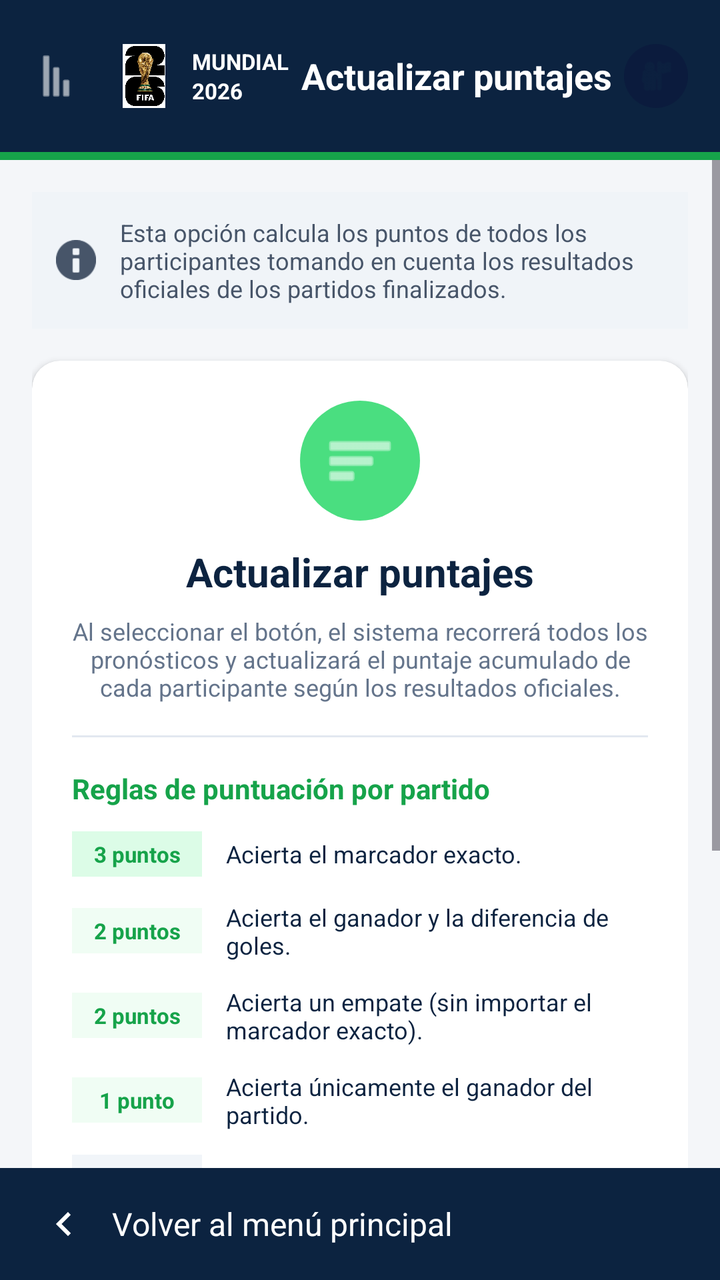
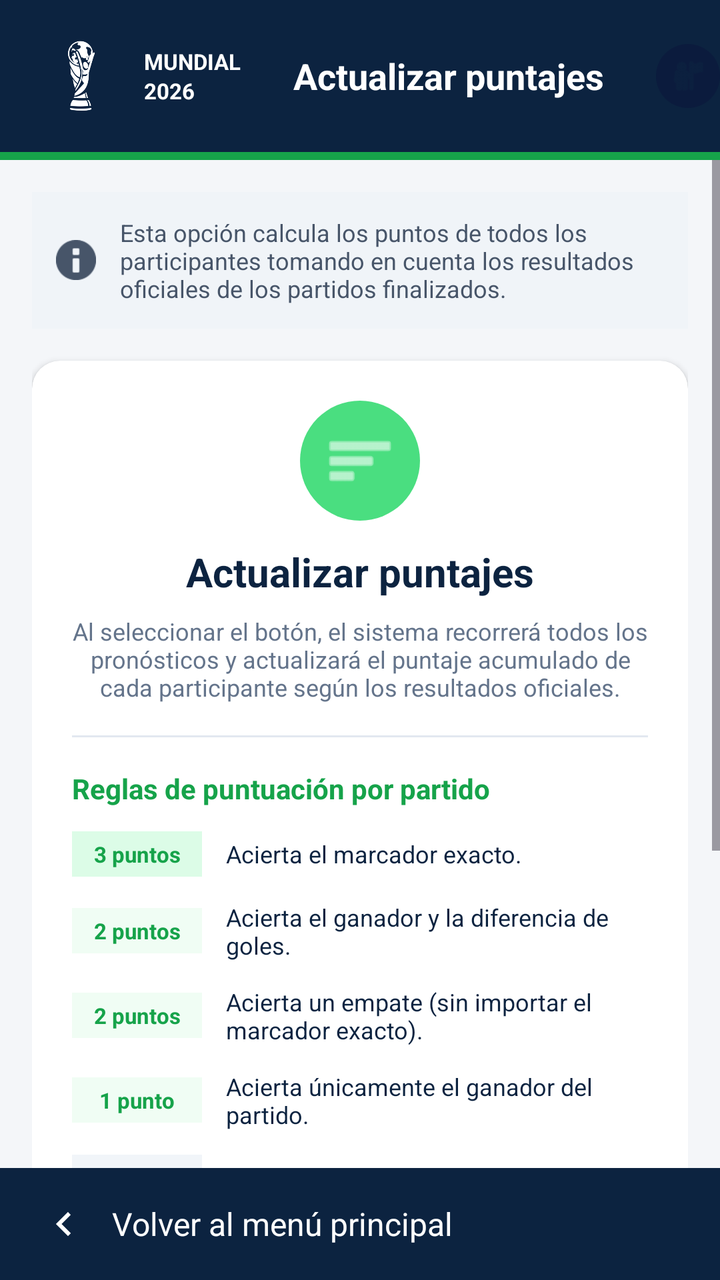

An Android layout rendered at two revisions. The XML below is the earlier revision; the diff shows what the commit changed to produce the second picture.
<!-- AndroidManifest.xml: application theme Theme.POO4_2P_GUERRERO_MARQUEZ_PALAGUACHI -->
<!-- res/layout/activity_actualizar_puntajes.xml -->
<?xml version="1.0" encoding="utf-8"?>
<LinearLayout xmlns:android="http://schemas.android.com/apk/res/android"
    xmlns:app="http://schemas.android.com/apk/res-auto"
    android:id="@+id/main"
    android:layout_width="match_parent"
    android:layout_height="match_parent"
    android:background="#F4F6F9"
    android:orientation="vertical"
    tools:context=".ActualizarPuntajesActivity"
    xmlns:tools="http://schemas.android.com/tools">

    <LinearLayout
        android:layout_width="match_parent"
        android:layout_height="76dp"
        android:background="#0C2340"
        android:gravity="center_vertical"
        android:orientation="horizontal"
        android:paddingHorizontal="16dp">

        <ImageView
            android:layout_width="24dp"
            android:layout_height="24dp"
            android:src="@android:drawable/ic_menu_sort_by_size"
            android:rotation="-90"
            app:tint="#FFFFFF" />

        <ImageView
            android:layout_width="32dp"
            android:layout_height="32dp"
            android:layout_marginStart="16dp"
            android:src="@drawable/logo_mundial_2026" />

        <LinearLayout
            android:layout_width="wrap_content"
            android:layout_height="wrap_content"
            android:layout_marginStart="8dp"
            android:orientation="vertical">

            <TextView
                android:layout_width="wrap_content"
                android:layout_height="wrap_content"
                android:text="MUNDIAL"
                android:textColor="#FFFFFF"
                android:textSize="11sp"
                android:textStyle="bold" />
            <TextView
                android:layout_width="wrap_content"
                android:layout_height="wrap_content"
                android:text="2026"
                android:textColor="#FFFFFF"
                android:textSize="11sp"
                android:textStyle="bold" />
        </LinearLayout>

        <TextView
            android:layout_width="0dp"
            android:layout_height="wrap_content"
            android:layout_weight="1"
            android:gravity="center"
            android:text="Actualizar puntajes"
            android:textColor="#FFFFFF"
            android:textSize="18sp"
            android:textStyle="bold" />

        <ImageView
            android:layout_width="32dp"
            android:layout_height="32dp"
            android:background="@drawable/shape_circle_avatar"
            android:padding="6dp"
            android:src="@android:drawable/ic_menu_myplaces"
            app:tint="#0C2340" />
    </LinearLayout>

    <View
        android:layout_width="match_parent"
        android:layout_height="4dp"
        android:background="#16A34A" />

    <ScrollView
        android:layout_width="match_parent"
        android:layout_height="0dp"
        android:layout_weight="1"
        android:fillViewport="true">

        <LinearLayout
            android:layout_width="match_parent"
            android:layout_height="wrap_content"
            android:orientation="vertical"
            android:padding="16dp">

            <LinearLayout
                android:layout_width="match_parent"
                android:layout_height="wrap_content"
                android:background="#F0F4F8"
                android:padding="12dp"
                android:gravity="center_vertical"
                android:orientation="horizontal">

                <ImageView
                    android:layout_width="20dp"
                    android:layout_height="20dp"
                    android:src="@android:drawable/ic_dialog_info"
                    app:tint="#475569" />

                <TextView
                    android:layout_width="wrap_content"
                    android:layout_height="wrap_content"
                    android:layout_marginStart="12dp"
                    android:text="Esta opción calcula los puntos de todos los participantes tomando en cuenta los resultados oficiales de los partidos finalizados."
                    android:textColor="#475569"
                    android:textSize="12sp" />
            </LinearLayout>

            <androidx.cardview.widget.CardView
                android:layout_width="match_parent"
                android:layout_height="wrap_content"
                android:layout_marginTop="16dp"
                android:layout_marginBottom="16dp"
                app:cardBackgroundColor="#FFFFFF"
                app:cardCornerRadius="14dp"
                app:cardElevation="2dp">

                <LinearLayout
                    android:layout_width="match_parent"
                    android:layout_height="wrap_content"
                    android:orientation="vertical"
                    android:padding="20dp">

                    <ImageView
                        android:layout_width="60dp"
                        android:layout_height="60dp"
                        android:layout_gravity="center"
                        android:src="@android:drawable/ic_menu_sort_by_size"
                        android:background="@drawable/shape_circle_avatar"
                        android:backgroundTint="#4ADE80"
                        android:padding="12dp"
                        app:tint="#FFFFFF" />

                    <TextView
                        android:layout_width="match_parent"
                        android:layout_height="wrap_content"
                        android:layout_marginTop="12dp"
                        android:gravity="center"
                        android:text="Actualizar puntajes"
                        android:textColor="#0C2340"
                        android:textSize="20sp"
                        android:textStyle="bold" />

                    <TextView
                        android:layout_width="match_parent"
                        android:layout_height="wrap_content"
                        android:layout_marginTop="8dp"
                        android:gravity="center"
                        android:text="Al seleccionar el botón, el sistema recorrerá todos los pronósticos y actualizará el puntaje acumulado de cada participante según los resultados oficiales."
                        android:textColor="#64748B"
                        android:textSize="12sp" />

                    <View
                        android:layout_width="match_parent"
                        android:layout_height="1dp"
                        android:layout_marginVertical="16dp"
                        android:background="#E2E8F0" />

                    <TextView
                        android:layout_width="wrap_content"
                        android:layout_height="wrap_content"
                        android:layout_marginBottom="12dp"
                        android:text="Reglas de puntuación por partido"
                        android:textColor="#16A34A"
                        android:textSize="14sp"
                        android:textStyle="bold" />

                    <LinearLayout
                        android:layout_width="match_parent"
                        android:layout_height="wrap_content"
                        android:layout_marginBottom="12dp"
                        android:gravity="center_vertical"
                        android:orientation="horizontal">

                        <TextView
                            android:layout_width="65dp"
                            android:layout_height="wrap_content"
                            android:background="#DCFCE7"
                            android:gravity="center"
                            android:paddingVertical="4dp"
                            android:text="3 puntos"
                            android:textColor="#16A34A"
                            android:textSize="11sp"
                            android:textStyle="bold" />

                        <TextView
                            android:layout_width="wrap_content"
                            android:layout_height="wrap_content"
                            android:layout_marginStart="12dp"
                            android:text="Acierta el marcador exacto."
                            android:textColor="#0C2340"
                            android:textSize="12sp" />
                    </LinearLayout>

                    <LinearLayout
                        android:layout_width="match_parent"
                        android:layout_height="wrap_content"
                        android:layout_marginBottom="12dp"
                        android:gravity="center_vertical"
                        android:orientation="horizontal">

                        <TextView
                            android:layout_width="65dp"
                            android:layout_height="wrap_content"
                            android:background="#F0FDF4"
                            android:gravity="center"
                            android:paddingVertical="4dp"
                            android:text="2 puntos"
                            android:textColor="#16A34A"
                            android:textSize="11sp"
                            android:textStyle="bold" />

                        <TextView
                            android:layout_width="wrap_content"
                            android:layout_height="wrap_content"
                            android:layout_marginStart="12dp"
                            android:text="Acierta el ganador y la diferencia de goles."
                            android:textColor="#0C2340"
                            android:textSize="12sp" />
                    </LinearLayout>

                    <LinearLayout
                        android:layout_width="match_parent"
                        android:layout_height="wrap_content"
                        android:layout_marginBottom="12dp"
                        android:gravity="center_vertical"
                        android:orientation="horizontal">

                        <TextView
                            android:layout_width="65dp"
                            android:layout_height="wrap_content"
                            android:background="#F0FDF4"
                            android:gravity="center"
                            android:paddingVertical="4dp"
                            android:text="2 puntos"
                            android:textColor="#16A34A"
                            android:textSize="11sp"
                            android:textStyle="bold" />

                        <TextView
                            android:layout_width="wrap_content"
                            android:layout_height="wrap_content"
                            android:layout_marginStart="12dp"
                            android:text="Acierta un empate (sin importar el marcador exacto)."
                            android:textColor="#0C2340"
                            android:textSize="12sp" />
                    </LinearLayout>

                    <LinearLayout
                        android:layout_width="match_parent"
                        android:layout_height="wrap_content"
                        android:layout_marginBottom="12dp"
                        android:gravity="center_vertical"
                        android:orientation="horizontal">

                        <TextView
                            android:layout_width="65dp"
                            android:layout_height="wrap_content"
                            android:background="#F0FDF4"
                            android:gravity="center"
                            android:paddingVertical="4dp"
                            android:text="1 punto"
                            android:textColor="#16A34A"
                            android:textSize="11sp"
                            android:textStyle="bold" />

                        <TextView
                            android:layout_width="wrap_content"
                            android:layout_height="wrap_content"
                            android:layout_marginStart="12dp"
                            android:text="Acierta únicamente el ganador del partido."
                            android:textColor="#0C2340"
                            android:textSize="12sp" />
                    </LinearLayout>

                    <LinearLayout
                        android:layout_width="match_parent"
                        android:layout_height="wrap_content"
                        android:layout_marginBottom="20dp"
                        android:gravity="center_vertical"
                        android:orientation="horizontal">

                        <TextView
                            android:layout_width="65dp"
                            android:layout_height="wrap_content"
                            android:background="#F1F5F9"
                            android:gravity="center"
                            android:paddingVertical="4dp"
                            android:text="0 puntos"
                            android:textColor="#64748B"
                            android:textSize="11sp"
                            android:textStyle="bold" />

                        <TextView
                            android:layout_width="wrap_content"
                            android:layout_height="wrap_content"
                            android:layout_marginStart="12dp"
                            android:text="Cualquier otro caso."
                            android:textColor="#0C2340"
                            android:textSize="12sp" />
                    </LinearLayout>

                    <Button
                        android:id="@+id/btnActualizarPuntajes"
                        android:layout_width="match_parent"
                        android:layout_height="50dp"
                        android:backgroundTint="#16A34A"
                        android:text="Actualizar puntajes"
                        android:textAllCaps="false"
                        android:textColor="#FFFFFF"
                        android:textSize="15sp"
                        android:textStyle="bold"
                        app:cornerRadius="8dp"
                        app:icon="@android:drawable/ic_popup_sync"
                        app:iconGravity="textStart"
                        app:iconTint="#FFFFFF" />

                    <LinearLayout
                        android:layout_width="match_parent"
                        android:layout_height="wrap_content"
                        android:layout_marginTop="16dp"
                        android:background="#F0FDF4"
                        android:padding="12dp"
                        android:gravity="center_vertical"
                        android:orientation="horizontal">

                        <ImageView
                            android:layout_width="24dp"
                            android:layout_height="24dp"
                            android:src="@android:drawable/ic_menu_myplaces"
                            app:tint="#16A34A" />

                        <TextView
                            android:layout_width="wrap_content"
                            android:layout_height="wrap_content"
                            android:layout_marginStart="12dp"
                            android:text="Al ejecutar esta opción, los puntajes actuales de todos los participantes se reiniciarán a cero y se recalcularán según los resultados oficiales registrados."
                            android:textColor="#0C2340"
                            android:textSize="11sp" />
                    </LinearLayout>

                </LinearLayout>
            </androidx.cardview.widget.CardView>
        </LinearLayout>
    </ScrollView>

    <LinearLayout
        android:id="@+id/btnVolver"
        android:layout_width="match_parent"
        android:layout_height="56dp"
        android:background="#0C2340"
        android:clickable="true"
        android:focusable="true"
        android:gravity="center_vertical"
        android:onClick="volverAlMenu"
        android:orientation="horizontal"
        android:paddingHorizontal="20dp">

        <ImageView
            android:layout_width="24dp"
            android:layout_height="24dp"
            android:src="@drawable/ic_flecha_derecha"
            android:rotation="180"
            app:tint="#FFFFFF" />

        <TextView
            android:layout_width="wrap_content"
            android:layout_height="wrap_content"
            android:layout_marginStart="12dp"
            android:text="Volver al menú principal"
            android:textColor="#FFFFFF"
            android:textSize="16sp" />
    </LinearLayout>

</LinearLayout>
<!-- resources referenced by this layout -->
<resources>
  <!-- drawable ic_flecha_derecha (drawable) -->
  <vector xmlns:android="http://schemas.android.com/apk/res/android"
      android:width="24dp"
      android:height="24dp"
      android:viewportWidth="24"
      android:viewportHeight="24">
      <path
          android:fillColor="#0C2340"
          android:pathData="M8.59,16.58L13.17,12L8.59,7.41L10,6L16,12L10,18L8.59,16.58Z"/>
  </vector>
  <!-- drawable logo_mundial_2026: jpg bitmap (drawable, 285951 bytes) -->
  <!-- drawable shape_circle_avatar (drawable) -->
  <?xml version="1.0" encoding="utf-8"?>
  <shape xmlns:android="http://schemas.android.com/apk/res/android"
      android:shape="oval">
      <solid android:color="#0B1B3D" />
  </shape>
  <style name="Theme.POO4_2P_GUERRERO_MARQUEZ_PALAGUACHI" parent="Base.Theme.POO4_2P_GUERRERO_MARQUEZ_PALAGUACHI" />
  <style name="Base.Theme.POO4_2P_GUERRERO_MARQUEZ_PALAGUACHI" parent="Theme.Material3.DayNight.NoActionBar">
          
          
      </style>
</resources>

<!-- the commit's change to res/layout/activity_actualizar_puntajes.xml (unified diff, before → after) -->
@@ -14,21 +14,13 @@
         android:layout_height="76dp"
         android:background="#0C2340"
         android:gravity="center_vertical"
-        android:orientation="horizontal"
-        android:paddingHorizontal="16dp">
+        android:orientation="horizontal">
 
         <ImageView
-            android:layout_width="24dp"
-            android:layout_height="24dp"
-            android:src="@android:drawable/ic_menu_sort_by_size"
-            android:rotation="-90"
-            app:tint="#FFFFFF" />
-
-        <ImageView
-            android:layout_width="32dp"
-            android:layout_height="32dp"
+            android:layout_width="48dp"
+            android:layout_height="42dp"
             android:layout_marginStart="16dp"
-            android:src="@drawable/logo_mundial_2026" />
+            android:src="@drawable/copa_mundial_blanca" />
 
         <LinearLayout
             android:layout_width="wrap_content"
<!-- resource entries referenced after the edit -->
@@ -1,5 +1,6 @@
 <!-- resources referenced by this layout -->
 <resources>
+  <!-- drawable copa_mundial_blanca: png bitmap (drawable, 53141 bytes) -->
   <!-- drawable ic_flecha_derecha (drawable) -->
   <vector xmlns:android="http://schemas.android.com/apk/res/android"
       android:width="24dp"
@@ -10,7 +11,6 @@
           android:fillColor="#0C2340"
           android:pathData="M8.59,16.58L13.17,12L8.59,7.41L10,6L16,12L10,18L8.59,16.58Z"/>
   </vector>
-  <!-- drawable logo_mundial_2026: jpg bitmap (drawable, 285951 bytes) -->
   <!-- drawable shape_circle_avatar (drawable) -->
   <?xml version="1.0" encoding="utf-8"?>
   <shape xmlns:android="http://schemas.android.com/apk/res/android"
